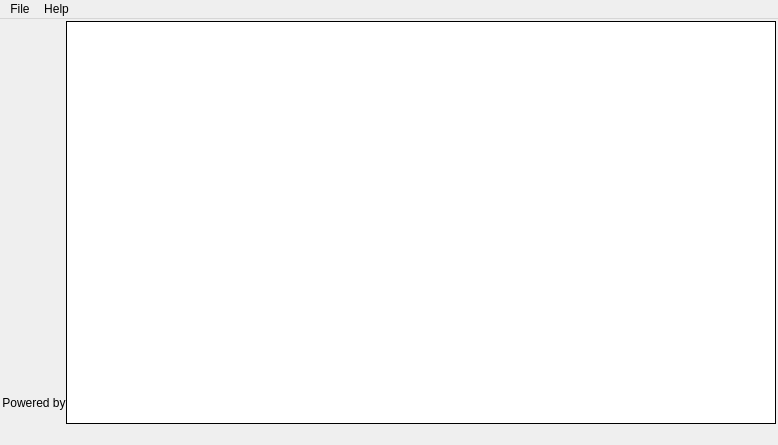
First picture: the form in src/ui/mainwindow.ui, repository thm-projects/arsnova-overlay, before the edit.
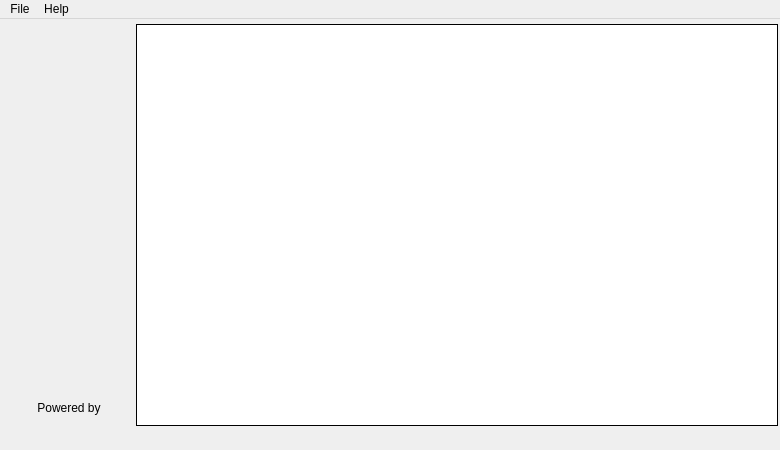
Second picture: the form after the edit. Icons and pictures are not drawn.

What changed in the file:
```diff
--- a/src/ui/mainwindow.ui
+++ b/src/ui/mainwindow.ui
@@ -6,8 +6,8 @@
    <rect>
     <x>0</x>
     <y>0</y>
-    <width>778</width>
-    <height>445</height>
+    <width>780</width>
+    <height>450</height>
    </rect>
   </property>
   <property name="sizePolicy">
@@ -18,14 +18,14 @@
   </property>
   <property name="minimumSize">
    <size>
-    <width>778</width>
-    <height>445</height>
+    <width>780</width>
+    <height>450</height>
    </size>
   </property>
   <property name="maximumSize">
    <size>
-    <width>778</width>
-    <height>445</height>
+    <width>780</width>
+    <height>450</height>
    </size>
   </property>
   <property name="windowTitle">
@@ -39,6 +39,7 @@
    <string notr="true">QPushButton {
 	border-top: 1px solid #555;
 	border-bottom: 1px solid #000;
+	border-left: 3px solid #333;
 	padding: 8px;
 	background-color: #333;
 	text-align: left;
@@ -54,7 +55,7 @@
 
 QPushButton:checked {
 	background-color: #111;
-	border-right: 3px solid #80ba24;
+	border-left: 3px solid #80ba24;
 	color: #fff;
 	font-weight: bold;
 }</string>
@@ -138,11 +139,23 @@
       <item>
        <widget class="QStackedWidget" name="stackedWidget">
         <property name="sizePolicy">
-         <sizepolicy hsizetype="MinimumExpanding" vsizetype="MinimumExpanding">
+         <sizepolicy hsizetype="Fixed" vsizetype="Fixed">
           <horstretch>0</horstretch>
           <verstretch>0</verstretch>
          </sizepolicy>
         </property>
+        <property name="minimumSize">
+         <size>
+          <width>642</width>
+          <height>402</height>
+         </size>
+        </property>
+        <property name="maximumSize">
+         <size>
+          <width>642</width>
+          <height>402</height>
+         </size>
+        </property>
         <property name="styleSheet">
          <string notr="true">background: white;</string>
         </property>
@@ -163,7 +176,7 @@
     <rect>
      <x>0</x>
      <y>0</y>
-     <width>778</width>
+     <width>780</width>
      <height>20</height>
     </rect>
    </property>
```
Left out of the diff: 2 changed lines with no effect on the pictures.
